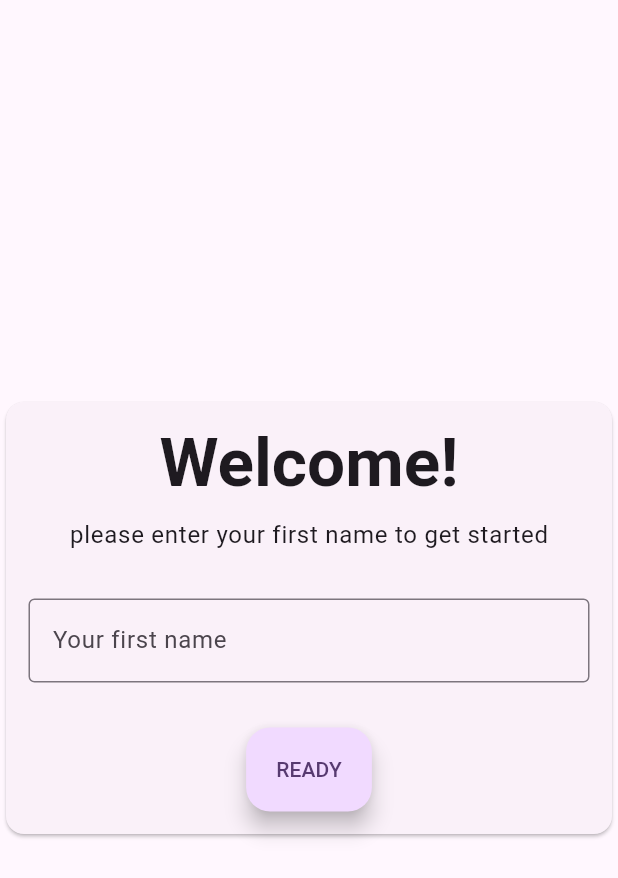
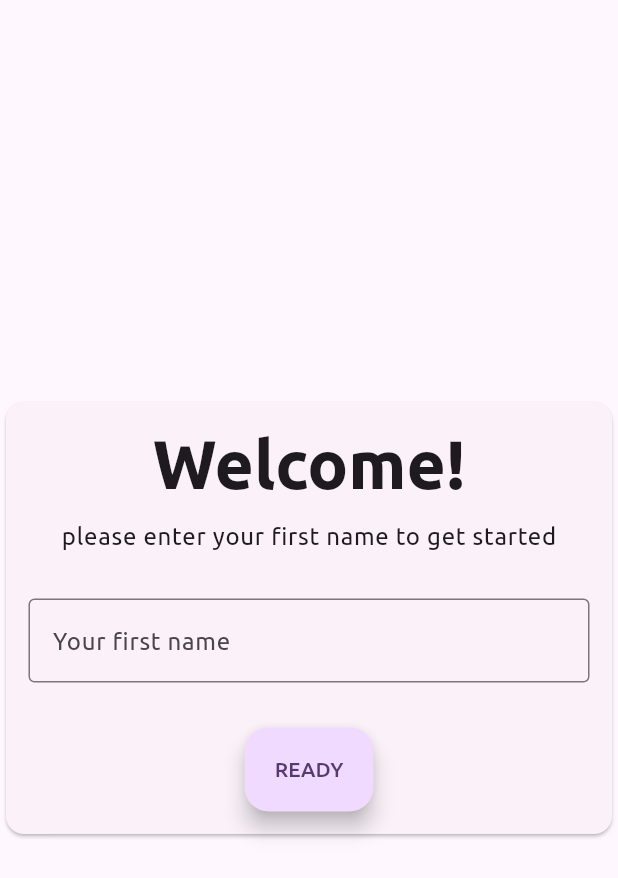
Before and after one commit to SomnusVeritas/MaggsVictoryVoyage, a Flutter app: the screen it shows after launch, on a phone screen of 412 x 824 dp. Shown: the top 878 px of the screen. Run offline on Flutter 3.47's test engine with Material 2 defaults, Android fonts, the phone set to English and light mode, and no system bars; our stand-ins replace shared_preferences, supabase_flutter; accounts and stored records are empty; project files that could hold a hidden picture were left out.

Commit message:
Ubuntu font

```diff
--- a/lib/main.dart
+++ b/lib/main.dart
@@ -31,11 +31,11 @@ class Application extends StatelessWidget {
     return MaterialApp(
       title: 'Maggs\' Victory Voyage',
       theme: ThemeData(
-        colorScheme:
-            ColorScheme.fromSeed(seedColor: Color.fromARGB(255, 233, 206, 252)),
-        // .copyWith(background: const Color.fromARGB(255, 74, 186, 145)),
-        useMaterial3: true,
-      ),
+          colorScheme: ColorScheme.fromSeed(
+              seedColor: const Color.fromARGB(255, 233, 206, 252)),
+          // .copyWith(background: const Color.fromARGB(255, 74, 186, 145)),
+          useMaterial3: true,
+          fontFamily: 'Ubuntu'),
       home: const SplashPage(),
     );
   }
```
Also changed, not shown: lib/models/game.dart (added, +8 -0 lines), pubspec.yaml (+22 -0 lines), fonts/ubuntu/Ubuntu-Bold.ttf (added), fonts/ubuntu/Ubuntu-BoldItalic.ttf (added), fonts/ubuntu/Ubuntu-Italic.ttf (added), fonts/ubuntu/Ubuntu-Light.ttf (added), fonts/ubuntu/Ubuntu-LightItalic.ttf (added), fonts/ubuntu/Ubuntu-Medium.ttf (added), fonts/ubuntu/Ubuntu-MediumItalic.ttf (added), fonts/ubuntu/Ubuntu-Regular.ttf (added), lib/widgets/GamesButton.dart (added).
